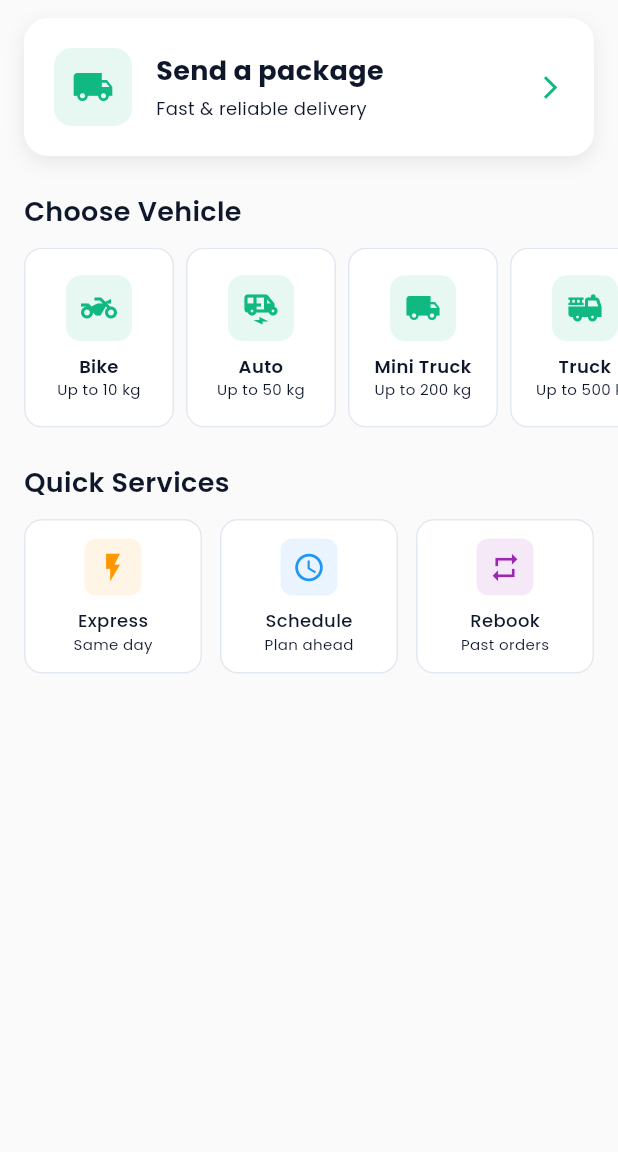
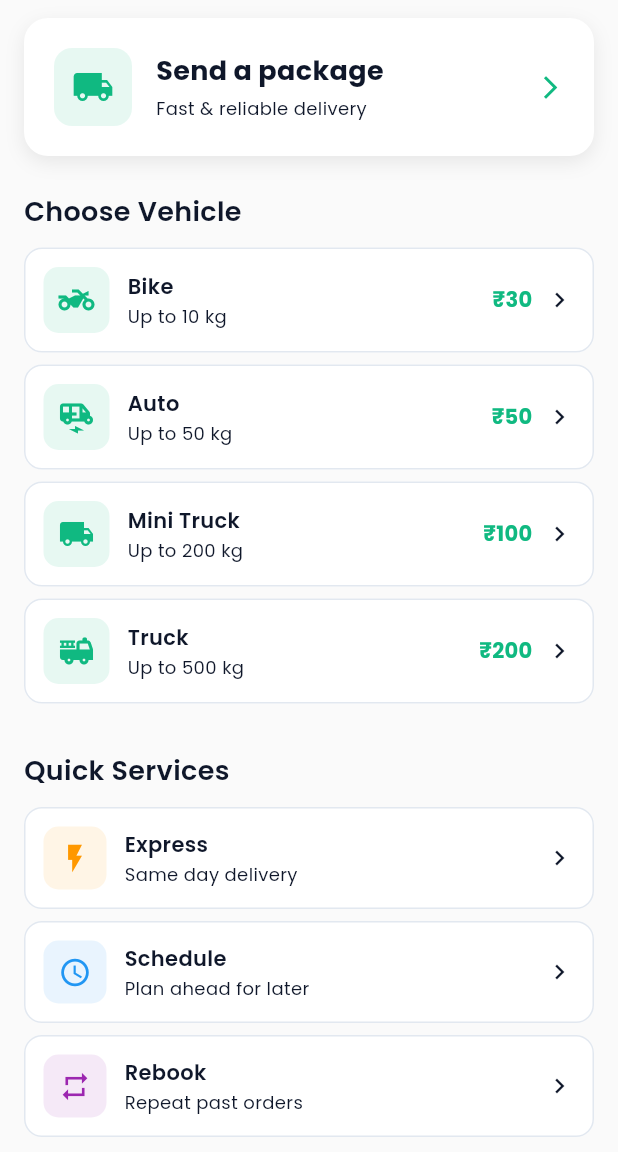
Before and after one commit to Nivs4796/SendIt, a Flutter app: the MainView screen opened by its route, on a phone screen of 412 x 824 dp, the part 84-1236 px from its top. Run offline on Flutter 3.47's test engine with Material 3 defaults, Android fonts, the phone set to English and light mode, and no system bars; our stand-ins replace dio, flutter_spinkit, geocoding, geolocator, get, get_storage and 5 more; accounts and stored records are empty; network calls fail.

Commit message:
refactor(user_app): make Choose Vehicle and Quick Services sections vertical
- Changed from horizontal scrolling to vertical list layout
- Updated card widgets to horizontal layout (icon left, text right, chevron)
- Added price display on vehicle cards
- Improved touch targets and readability

Co-Authored-By: Claude Opus 4.5 <noreply@anthropic.com>

```diff
--- a/user_app/lib/app/modules/home/views/main_view.dart
+++ b/user_app/lib/app/modules/home/views/main_view.dart
@@ -294,30 +294,26 @@ class MainView extends GetView<HomeController> {
   Widget _buildVehicleTypeSection(BuildContext context) {
     final theme = Theme.of(context);
 
-    return Column(
+    return Padding(
+      padding: const EdgeInsets.fromLTRB(16, 24, 16, 0),
+      child: Column(
         crossAxisAlignment: CrossAxisAlignment.start,
         children: [
-        Padding(
-          padding: const EdgeInsets.fromLTRB(16, 24, 16, 12),
-          child: Text(
+          Text(
             'Choose Vehicle',
             style: AppTextStyles.h4.copyWith(
               color: theme.colorScheme.onSurface,
             ),
           ),
-        ),
-        SizedBox(
-          height: 120,
-          child: Obx(() {
+          const SizedBox(height: 12),
+          Obx(() {
             if (controller.isLoadingVehicles.value) {
               return const Center(child: CircularProgressIndicator());
             }
 
             if (controller.vehicleTypes.isEmpty) {
               // Show default vehicle types
-              return ListView(
-                scrollDirection: Axis.horizontal,
-                padding: const EdgeInsets.symmetric(horizontal: 12),
+              return Column(
                 children: [
                   _VehicleTypeCard(
                     icon: Icons.two_wheeler,
@@ -351,12 +347,8 @@ class MainView extends GetView<HomeController> {
               );
             }
 
-            return ListView.builder(
-              scrollDirection: Axis.horizontal,
-              padding: const EdgeInsets.symmetric(horizontal: 12),
-              itemCount: controller.vehicleTypes.length,
-              itemBuilder: (context, index) {
-                final vehicle = controller.vehicleTypes[index];
+            return Column(
+              children: controller.vehicleTypes.map((vehicle) {
                 return _VehicleTypeCard(
                   icon: _getVehicleIcon(vehicle.name),
                   name: vehicle.name,
@@ -364,11 +356,11 @@ class MainView extends GetView<HomeController> {
                   price: vehicle.basePriceDisplay,
                   onTap: () => controller.goToCreateBookingWithVehicle(vehicle),
                 );
-              },
+              }).toList(),
             );
           }),
+        ],
       ),
-      ],
     );
   }
 
@@ -589,38 +581,26 @@ class MainView extends GetView<HomeController> {
             ),
           ),
           const SizedBox(height: 12),
-          Row(
-            children: [
-              Expanded(
-                child: _QuickServiceCard(
+          _QuickServiceCard(
             icon: Icons.flash_on,
             title: 'Express',
-                  subtitle: 'Same day',
+            subtitle: 'Same day delivery',
             color: Colors.orange,
             onTap: controller.goToCreateBooking,
           ),
-              ),
-              const SizedBox(width: 12),
-              Expanded(
-                child: _QuickServiceCard(
+          _QuickServiceCard(
             icon: Icons.schedule,
             title: 'Schedule',
-                  subtitle: 'Plan ahead',
+            subtitle: 'Plan ahead for later',
             color: Colors.blue,
             onTap: controller.goToCreateBooking,
           ),
-              ),
-              const SizedBox(width: 12),
-              Expanded(
-                child: _QuickServiceCard(
+          _QuickServiceCard(
             icon: Icons.repeat,
             title: 'Rebook',
-                  subtitle: 'Past orders',
+            subtitle: 'Repeat past orders',
             color: Colors.purple,
             onTap: controller.goToOrders,
-                ),
-              ),
-            ],
           ),
         ],
       ),
@@ -793,8 +773,7 @@ class _VehicleTypeCard extends StatelessWidget {
     final theme = Theme.of(context);
 
     return Container(
-      width: 100,
-      margin: const EdgeInsets.symmetric(horizontal: 4),
+      margin: const EdgeInsets.only(bottom: 8),
       child: Material(
         color: theme.cardColor,
         borderRadius: BorderRadius.circular(12),
@@ -807,8 +786,7 @@ class _VehicleTypeCard extends StatelessWidget {
               borderRadius: BorderRadius.circular(12),
               border: Border.all(color: theme.dividerColor),
             ),
-            child: Column(
-              mainAxisAlignment: MainAxisAlignment.center,
+            child: Row(
               children: [
                 Container(
                   padding: const EdgeInsets.all(10),
@@ -822,25 +800,39 @@ class _VehicleTypeCard extends StatelessWidget {
                     size: 24,
                   ),
                 ),
-                const SizedBox(height: 8),
+                const SizedBox(width: 12),
+                Expanded(
+                  child: Column(
+                    crossAxisAlignment: CrossAxisAlignment.start,
+                    children: [
                       Text(
                         name,
-                  style: AppTextStyles.labelMedium.copyWith(
+                        style: AppTextStyles.bodyMedium.copyWith(
                           color: theme.colorScheme.onSurface,
                           fontWeight: FontWeight.w600,
                         ),
-                  textAlign: TextAlign.center,
-                  maxLines: 1,
-                  overflow: TextOverflow.ellipsis,
                       ),
                       Text(
                         description,
                         style: AppTextStyles.caption.copyWith(
                           color: theme.colorScheme.onSurfaceVariant,
-                    fontSize: 10,
                         ),
-                  textAlign: TextAlign.center,
-                  maxLines: 1,
+                      ),
+                    ],
+                  ),
+                ),
+                Text(
+                  price,
+                  style: AppTextStyles.bodyMedium.copyWith(
+                    color: theme.colorScheme.primary,
+                    fontWeight: FontWeight.bold,
+                  ),
+                ),
+                const SizedBox(width: 8),
+                Icon(
+                  Icons.chevron_right,
+                  color: theme.colorScheme.onSurfaceVariant,
+                  size: 20,
                 ),
               ],
             ),
@@ -871,7 +863,9 @@ class _QuickServiceCard extends StatelessWidget {
   Widget build(BuildContext context) {
     final theme = Theme.of(context);
 
-    return Material(
+    return Container(
+      margin: const EdgeInsets.only(bottom: 8),
+      child: Material(
         color: theme.cardColor,
         borderRadius: BorderRadius.circular(12),
         child: InkWell(
@@ -883,13 +877,13 @@ class _QuickServiceCard extends StatelessWidget {
               borderRadius: BorderRadius.circular(12),
               border: Border.all(color: theme.dividerColor),
             ),
-          child: Column(
+            child: Row(
               children: [
                 Container(
-                padding: const EdgeInsets.all(8),
+                  padding: const EdgeInsets.all(10),
                   decoration: BoxDecoration(
                     color: color.withValues(alpha: 0.1),
-                  borderRadius: BorderRadius.circular(8),
+                    borderRadius: BorderRadius.circular(10),
                   ),
                   child: Icon(
                     icon,
@@ -897,22 +891,34 @@ class _QuickServiceCard extends StatelessWidget {
                     size: 22,
                   ),
                 ),
-              const SizedBox(height: 8),
+                const SizedBox(width: 12),
+                Expanded(
+                  child: Column(
+                    crossAxisAlignment: CrossAxisAlignment.start,
+                    children: [
                       Text(
                         title,
-                style: AppTextStyles.labelMedium.copyWith(
+                        style: AppTextStyles.bodyMedium.copyWith(
                           color: theme.colorScheme.onSurface,
-                  fontWeight: FontWeight.w500,
+                          fontWeight: FontWeight.w600,
                         ),
                       ),
                       Text(
                         subtitle,
                         style: AppTextStyles.caption.copyWith(
                           color: theme.colorScheme.onSurfaceVariant,
-                  fontSize: 10,
                         ),
                       ),
                     ],
+                  ),
+                ),
+                Icon(
+                  Icons.chevron_right,
+                  color: theme.colorScheme.onSurfaceVariant,
+                  size: 20,
+                ),
+              ],
+            ),
           ),
         ),
       ),
```
Lines whose indentation alone changed are shown as unchanged.
